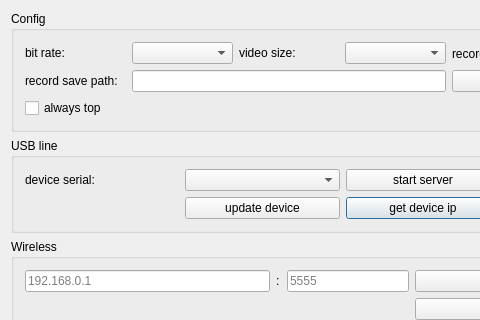
Old version of the form QtScrcpy/dialog.ui in the repository barry-ran/QtScrcpy; both pictures show x 0 to 480 and y 0 to 320 of the 685 by 600 pixel window.
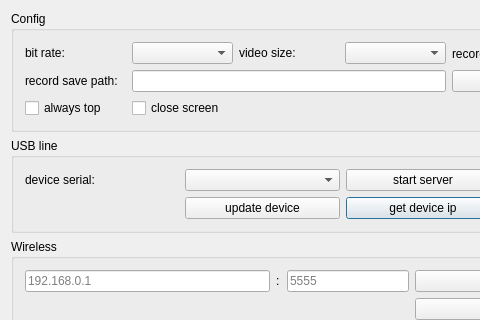
New version of the form.

Patch:
```diff
--- a/QtScrcpy/dialog.ui
+++ b/QtScrcpy/dialog.ui
@@ -230,6 +230,13 @@
         </property>
        </widget>
       </item>
+      <item row="2" column="1" colspan="2">
+       <widget class="QCheckBox" name="closeScreenCheck">
+        <property name="text">
+         <string>close screen</string>
+        </property>
+       </widget>
+      </item>
      </layout>
     </widget>
    </item>
```
